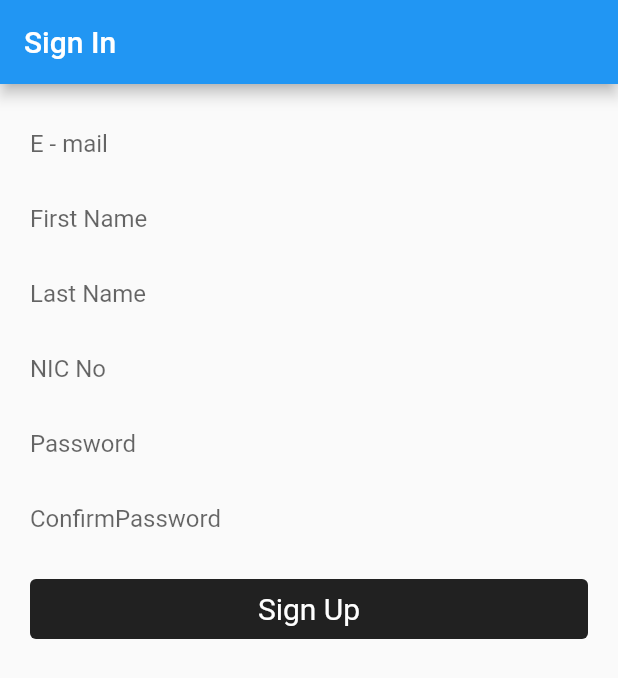
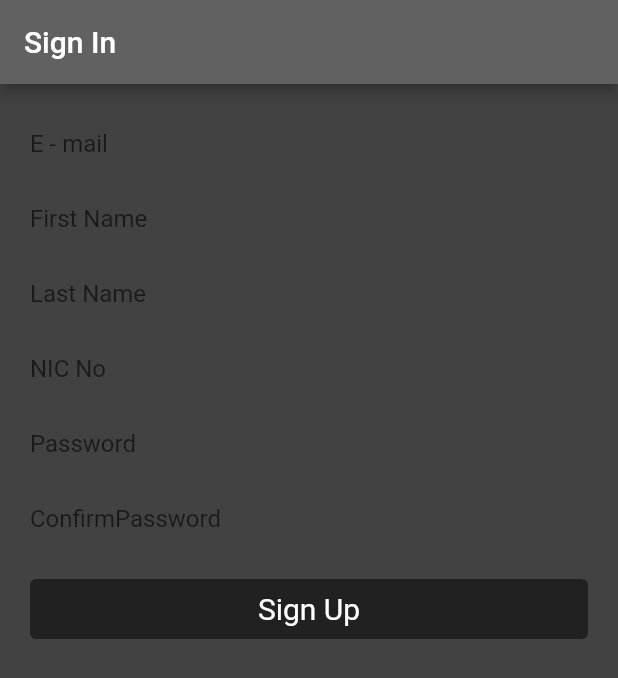
Before and after one commit to pavithrahatharasinghe/flutterAppWithCRUD, a Flutter app: the screen it shows after launch, after a tap on "Sign Up", on a phone screen of 412 x 824 dp. Shown: the top 678 px of the screen. Run offline on Flutter 3.47's test engine with Material 2 defaults, Android fonts, the phone set to English and light mode, and no system bars; our stand-ins replace fluttertoast, sqflite; accounts and stored records are empty.

Commit message:
first Commit with Basics

```diff
--- a/lib/main.dart
+++ b/lib/main.dart
@@ -201,7 +201,9 @@ class _SignUpState extends State<SignUp> {
   Widget build(BuildContext context) {
     return MaterialApp(
       home: Scaffold(
+        backgroundColor: Colors.grey[800],
         appBar: AppBar(
+          backgroundColor: Colors.grey[700],
           title: Text('Sign In'),
         ),
         body: Center(
@@ -216,6 +218,7 @@ class _SignUpState extends State<SignUp> {
                     child: TextField(
                       decoration: new InputDecoration.collapsed(
                         hintText: 'E - mail',
+
                       ),
                       controller: txtUserEmail,
                     ),
```
